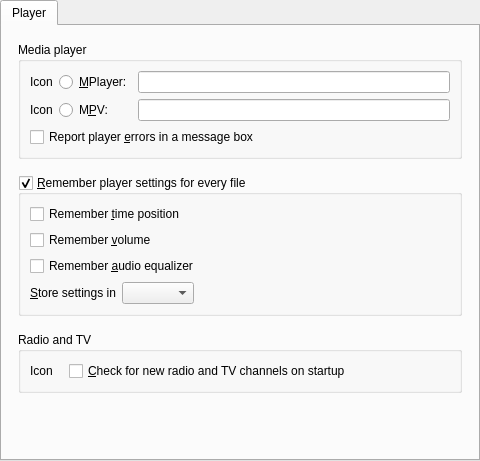
Before: the Qt Designer form src/gui/pref/playersection.ui in wilbert2000/wzplayer, drawn with Qt 5.
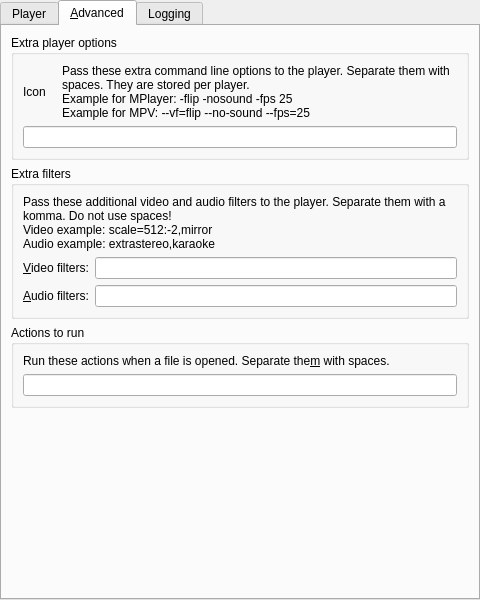
After: the same form once the commit is applied. The open tabs and pages were chosen to show the change. Custom widgets are drawn as their Qt base class.

Commit message: Move advanced section to player section

```diff
--- a/src/gui/pref/playersection.ui
+++ b/src/gui/pref/playersection.ui
@@ -7,7 +7,7 @@
     <x>0</x>
     <y>0</y>
     <width>480</width>
-    <height>460</height>
+    <height>600</height>
    </rect>
   </property>
   <layout class="QVBoxLayout">
@@ -71,7 +71,7 @@
             <item row="1" column="2">
              <widget class="QRadioButton" name="mpv_radio">
               <property name="text">
-               <string>M&amp;PV:</string>
+               <string>MP&amp;V:</string>
               </property>
              </widget>
             </item>
@@ -235,6 +235,371 @@
        </item>
       </layout>
      </widget>
+     <widget class="QWidget" name="advanced_tab">
+      <attribute name="title">
+       <string>&amp;Advanced</string>
+      </attribute>
+      <layout class="QVBoxLayout" name="verticalLayout_6">
+       <item>
+        <widget class="QGroupBox" name="player_options_group">
+         <property name="minimumSize">
+          <size>
+           <width>0</width>
+           <height>43</height>
+          </size>
+         </property>
+         <property name="title">
+          <string>Extra player options</string>
+         </property>
+         <property name="flat">
+          <bool>true</bool>
+         </property>
+         <layout class="QVBoxLayout" name="verticalLayout_3">
+          <item>
+           <layout class="QHBoxLayout" name="horizontalLayout_4">
+            <property name="spacing">
+             <number>16</number>
+            </property>
+            <item>
+             <widget class="QLabel" name="advanced_icon_label">
+              <property name="text">
+               <string notr="true">Icon</string>
+              </property>
+             </widget>
+            </item>
+            <item>
+             <widget class="QLabel" name="options_info_label">
+              <property name="sizePolicy">
+               <sizepolicy hsizetype="Expanding" vsizetype="Preferred">
+                <horstretch>0</horstretch>
+                <verstretch>0</verstretch>
+               </sizepolicy>
+              </property>
+              <property name="text">
+               <string>Pass these extra command line options to the player. Separate them with spaces. They are stored per player.
+Example for MPlayer: -flip -nosound -fps 25
+Example for MPV: --vf=flip --no-sound --fps=25</string>
+              </property>
+              <property name="alignment">
+               <set>Qt::AlignVCenter</set>
+              </property>
+              <property name="wordWrap">
+               <bool>true</bool>
+              </property>
+             </widget>
+            </item>
+           </layout>
+          </item>
+          <item>
+           <widget class="QLineEdit" name="player_args_edit"/>
+          </item>
+         </layout>
+        </widget>
+       </item>
+       <item>
+        <widget class="QGroupBox" name="filters_group">
+         <property name="title">
+          <string>Extra filters</string>
+         </property>
+         <property name="flat">
+          <bool>true</bool>
+         </property>
+         <layout class="QVBoxLayout" name="verticalLayout_4">
+          <item>
+           <widget class="QLabel" name="textLabel4_2">
+            <property name="text">
+             <string>Pass these additional video and audio filters to the player. Separate them with a komma. Do not use spaces!
+Video example: scale=512:-2,mirror
+Audio example: extrastereo,karaoke</string>
+            </property>
+            <property name="alignment">
+             <set>Qt::AlignVCenter</set>
+            </property>
+            <property name="wordWrap">
+             <bool>true</bool>
+            </property>
+           </widget>
+          </item>
+          <item>
+           <layout class="QHBoxLayout" name="_2">
+            <property name="leftMargin">
+             <number>0</number>
+            </property>
+            <property name="topMargin">
+             <number>0</number>
+            </property>
+            <property name="rightMargin">
+             <number>0</number>
+            </property>
+            <item>
+             <widget class="QLabel" name="textLabel2_3">
+              <property name="text">
+               <string>&amp;Video filters:</string>
+              </property>
+              <property name="wordWrap">
+               <bool>false</bool>
+              </property>
+              <property name="buddy">
+               <cstring>player_vfilters_edit</cstring>
+              </property>
+             </widget>
+            </item>
+            <item>
+             <widget class="QLineEdit" name="player_vfilters_edit"/>
+            </item>
+           </layout>
+          </item>
+          <item>
+           <layout class="QHBoxLayout" name="_3">
+            <property name="spacing">
+             <number>6</number>
+            </property>
+            <property name="leftMargin">
+             <number>0</number>
+            </property>
+            <property name="topMargin">
+             <number>0</number>
+            </property>
+            <property name="rightMargin">
+             <number>0</number>
+            </property>
+            <item>
+             <widget class="QLabel" name="textLabel3_3">
+              <property name="text">
+               <string>&amp;Audio filters:</string>
+              </property>
+              <property name="wordWrap">
+               <bool>false</bool>
+              </property>
+              <property name="buddy">
+               <cstring>player_afilters_edit</cstring>
+              </property>
+             </widget>
+            </item>
+            <item>
+             <widget class="QLineEdit" name="player_afilters_edit"/>
+            </item>
+           </layout>
+          </item>
+         </layout>
+        </widget>
+       </item>
+       <item>
+        <widget class="QGroupBox" name="action_group">
+         <property name="title">
+          <string>Actions to run</string>
+         </property>
+         <property name="flat">
+          <bool>true</bool>
+         </property>
+         <layout class="QVBoxLayout" name="verticalLayout_5">
+          <item>
+           <widget class="QLabel" name="actions_to_run_label">
+            <property name="text">
+             <string>Run these actions when a file is opened. Separate the&amp;m with spaces.</string>
+            </property>
+            <property name="wordWrap">
+             <bool>true</bool>
+            </property>
+            <property name="buddy">
+             <cstring>actions_to_run_edit</cstring>
+            </property>
+           </widget>
+          </item>
+          <item>
+           <widget class="QLineEdit" name="actions_to_run_edit"/>
+          </item>
+         </layout>
+        </widget>
+       </item>
+       <item>
+        <spacer name="verticalSpacer">
+         <property name="orientation">
+          <enum>Qt::Vertical</enum>
+         </property>
+         <property name="sizeHint" stdset="0">
+          <size>
+           <width>20</width>
+           <height>40</height>
+          </size>
+         </property>
+        </spacer>
+       </item>
+      </layout>
+     </widget>
+     <widget class="QWidget" name="log_tab">
+      <attribute name="title">
+       <string>Logging</string>
+      </attribute>
+      <layout class="QVBoxLayout" name="verticalLayout_8">
+       <item>
+        <widget class="QGroupBox" name="log_group">
+         <property name="title">
+          <string>Log</string>
+         </property>
+         <property name="flat">
+          <bool>true</bool>
+         </property>
+         <layout class="QVBoxLayout" name="verticalLayout_7">
+          <item>
+           <layout class="QHBoxLayout" name="horizontalLayout_2">
+            <property name="bottomMargin">
+             <number>0</number>
+            </property>
+            <item>
+             <widget class="QLabel" name="log_level_label">
+              <property name="text">
+               <string>&amp;Log level</string>
+              </property>
+              <property name="buddy">
+               <cstring>log_level_combo</cstring>
+              </property>
+             </widget>
+            </item>
+            <item>
+             <widget class="QComboBox" name="log_level_combo">
+              <property name="currentIndex">
+               <number>1</number>
+              </property>
+              <item>
+               <property name="text">
+                <string>Trace</string>
+               </property>
+              </item>
+              <item>
+               <property name="text">
+                <string>Debug</string>
+               </property>
+              </item>
+              <item>
+               <property name="text">
+                <string>Info</string>
+               </property>
+              </item>
+              <item>
+               <property name="text">
+                <string>Warn</string>
+               </property>
+              </item>
+              <item>
+               <property name="text">
+                <string>Error</string>
+               </property>
+              </item>
+              <item>
+               <property name="text">
+                <string>Fatal</string>
+               </property>
+              </item>
+              <item>
+               <property name="text">
+                <string>Off</string>
+               </property>
+              </item>
+             </widget>
+            </item>
+            <item>
+             <spacer name="horizontalSpacer_2">
+              <property name="orientation">
+               <enum>Qt::Horizontal</enum>
+              </property>
+              <property name="sizeHint" stdset="0">
+               <size>
+                <width>40</width>
+                <height>20</height>
+               </size>
+              </property>
+             </spacer>
+            </item>
+           </layout>
+          </item>
+          <item>
+           <widget class="QCheckBox" name="log_verbose_check">
+            <property name="enabled">
+             <bool>true</bool>
+            </property>
+            <property name="sizePolicy">
+             <sizepolicy hsizetype="Expanding" vsizetype="Fixed">
+              <horstretch>0</horstretch>
+              <verstretch>0</verstretch>
+             </sizepolicy>
+            </property>
+            <property name="text">
+             <string>Request &amp;verbose messages from player</string>
+            </property>
+           </widget>
+          </item>
+          <item>
+           <layout class="QHBoxLayout" name="horizontalLayout_3">
+            <item>
+             <widget class="QLabel" name="log_window_max_events_label">
+              <property name="text">
+               <string>Re&amp;member the last</string>
+              </property>
+              <property name="buddy">
+               <cstring>log_window_max_events_spinbox</cstring>
+              </property>
+             </widget>
+            </item>
+            <item>
+             <widget class="QSpinBox" name="log_window_max_events_spinbox">
+              <property name="minimum">
+               <number>10</number>
+              </property>
+              <property name="maximum">
+               <number>100000</number>
+              </property>
+              <property name="singleStep">
+               <number>100</number>
+              </property>
+              <property name="value">
+               <number>1000</number>
+              </property>
+             </widget>
+            </item>
+            <item>
+             <widget class="QLabel" name="log_window_max_events_label2">
+              <property name="text">
+               <string>log events for the log window</string>
+              </property>
+              <property name="buddy">
+               <cstring>log_window_max_events_spinbox</cstring>
+              </property>
+             </widget>
+            </item>
+            <item>
+             <spacer name="horizontalSpacer_3">
+              <property name="orientation">
+               <enum>Qt::Horizontal</enum>
+              </property>
+              <property name="sizeHint" stdset="0">
+               <size>
+                <width>40</width>
+                <height>20</height>
+               </size>
+              </property>
+             </spacer>
+            </item>
+           </layout>
+          </item>
+         </layout>
+        </widget>
+       </item>
+       <item>
+        <spacer name="verticalSpacer_2">
+         <property name="orientation">
+          <enum>Qt::Vertical</enum>
+         </property>
+         <property name="sizeHint" stdset="0">
+          <size>
+           <width>20</width>
+           <height>40</height>
+          </size>
+         </property>
+        </spacer>
+       </item>
+      </layout>
+     </widget>
     </widget>
    </item>
   </layout>
```
Left out of the diff: 32 changed lines with no effect on the pictures. The commit also changes 13 other files.
